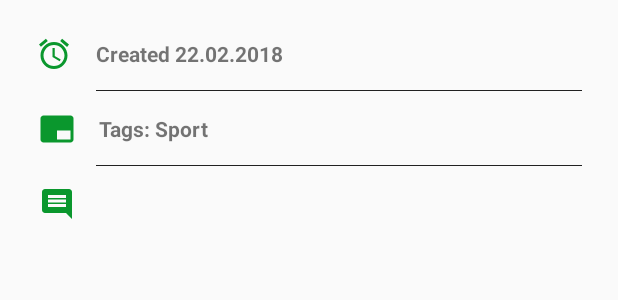
After one commit to b00sti/Notes, an Android app: the layout fragment_note_details.xml on its own in the app's theme, with its tools: preview values and no code run, on a phone screen of 412 x 824 dp. The commit adds this screen. Shown: the top 300 px of the screen. Run offline under Robolectric (Android 15) with nearby library versions, the phone set to English and light mode, and no system bars.

Commit message:
add note details

```diff
--- a/app/build.gradle
+++ b/app/build.gradle
@@ -18,6 +18,9 @@ android {
     }
     dataBinding {
         enabled = true
+    }
+    androidExtensions {
+        experimental = true
     }
     buildTypes {
         release {
--- a/app/src/main/java/com/b00sti/notes/model/Note.kt
+++ b/app/src/main/java/com/b00sti/notes/model/Note.kt
@@ -1,6 +1,10 @@
 package com.b00sti.notes.model
+
+import android.os.Parcelable
+import kotlinx.android.parcel.Parcelize
 
 /**
  * Created by b00sti on 05.06.2018
  */
-data class Note(val name: String, val timestamp: Int, val tag: String)
+@Parcelize
+data class Note(val desc: String, val timestamp: Int, val tag: String) : Parcelable
--- a/app/src/main/java/com/b00sti/notes/ui/details/NoteDetailsFragment.kt
+++ b/app/src/main/java/com/b00sti/notes/ui/details/NoteDetailsFragment.kt
@@ -1,5 +1,45 @@
 package com.b00sti.notes.ui.details
+
+import android.arch.lifecycle.ViewModelProviders
+import android.os.Bundle
+import android.view.View
+import com.b00sti.notes.BR
+import com.b00sti.notes.R
+import com.b00sti.notes.base.BaseFragment
+import com.b00sti.notes.databinding.FragmentNoteDetailsBinding
+import com.b00sti.notes.model.Note
 
 /**
  * Created by b00sti on 05.06.2018
  */
+class NoteDetailsFragment : BaseFragment<FragmentNoteDetailsBinding, NoteDetailsViewModel>(), NoteDetailsNavigator {
+
+    companion object {
+        const val ARG_NOTE = "bundle_note"
+        fun newInstance(note: Note): NoteDetailsFragment {
+            val fragment = NoteDetailsFragment()
+            val bundle = Bundle()
+            bundle.putParcelable(ARG_NOTE, note)
+            fragment.arguments = bundle
+            return fragment//NoteDetailsFragment().apply { arguments?.putParcelable(ARG_NOTE, note) }
+        }
+    }
+
+    override fun getViewModels(): NoteDetailsViewModel = ViewModelProviders.of(this).get(NoteDetailsViewModel::class.java)
+    override fun getBindingVariable(): Int = BR.vm
+    override fun getLayoutId(): Int = R.layout.fragment_note_details
+
+    override fun onViewCreated(view: View, savedInstanceState: Bundle?) {
+        super.onViewCreated(view, savedInstanceState)
+        viewModel.setNavigator(this)
+        initUI()
+    }
+
+    private fun initUI() {
+        val note = arguments?.getParcelable<Note>(ARG_NOTE)
+        note?.let {
+            viewModel.note.set(it)
+        }
+    }
+
+}
--- a/app/src/main/java/com/b00sti/notes/ui/details/NoteDetailsNavigator.kt
+++ b/app/src/main/java/com/b00sti/notes/ui/details/NoteDetailsNavigator.kt
@@ -1,5 +1,8 @@
 package com.b00sti.notes.ui.details
+
+import com.b00sti.notes.base.BaseNavigator
 
 /**
  * Created by b00sti on 05.06.2018
  */
+interface NoteDetailsNavigator : BaseNavigator
--- a/app/src/main/java/com/b00sti/notes/ui/details/NoteDetailsViewModel.kt
+++ b/app/src/main/java/com/b00sti/notes/ui/details/NoteDetailsViewModel.kt
@@ -1,5 +1,13 @@
 package com.b00sti.notes.ui.details
+
+import android.databinding.ObservableField
+import com.b00sti.notes.base.BaseViewModel
+import com.b00sti.notes.model.Note
 
 /**
  * Created by b00sti on 05.06.2018
  */
+class NoteDetailsViewModel : BaseViewModel<NoteDetailsNavigator>() {
+    val note = ObservableField<Note>()
+
+}
--- a/app/src/main/java/com/b00sti/notes/ui/main/MainActivity.kt
+++ b/app/src/main/java/com/b00sti/notes/ui/main/MainActivity.kt
@@ -30,7 +30,7 @@ class MainActivity : BaseActivity<ActivityMainBinding, MainViewModel>(), MainNav
         super.onCreate(savedInstanceState)
         setSupportActionBar(toolbarMain)
         getViewModels().setNavigator(this)
-        pushFragments(NotesFragment.newInstance(), R.id.vgMainPlaceholder, first = true)
+        pushFragments(NotesFragment.newInstance(), R.id.vgMainPlaceholder, first = true, backStack = false)
     }
 
     override fun onCreateOptionsMenu(menu: Menu): Boolean {
--- a/app/src/main/java/com/b00sti/notes/ui/notes/NotesAdapter.kt
+++ b/app/src/main/java/com/b00sti/notes/ui/notes/NotesAdapter.kt
@@ -31,7 +31,7 @@ class NotesAdapter(private val clickListener: (Note) -> Unit) : ListAdapter<Note
 
     inner class NoteViewHolder(itemView: View) : RecyclerView.ViewHolder(itemView) {
         fun bind(note: Note, clickListener: (Note) -> Unit) {
-            itemView.tvDescription.text = "description: " + note.name
+            itemView.tvDescription.text = "description: " + note.desc
             itemView.tvAddingTime.text = "Time: " + note.timestamp
             itemView.tvTags.text = "Tags: " + note.tag
             itemView.setOnClickListener { clickListener(note) }
--- a/app/src/main/java/com/b00sti/notes/ui/notes/NotesFragment.kt
+++ b/app/src/main/java/com/b00sti/notes/ui/notes/NotesFragment.kt
@@ -4,12 +4,13 @@ import android.arch.lifecycle.Observer
 import android.arch.lifecycle.ViewModelProviders
 import android.os.Bundle
 import android.support.v7.widget.LinearLayoutManager
-import android.util.Log
 import android.view.View
 import com.b00sti.notes.BR
 import com.b00sti.notes.R
 import com.b00sti.notes.base.BaseFragment
 import com.b00sti.notes.databinding.FragmentNotesBinding
+import com.b00sti.notes.model.Note
+import com.b00sti.notes.ui.details.NoteDetailsFragment
 import kotlinx.android.synthetic.main.fragment_notes.*
 
 /**
@@ -17,7 +18,7 @@ import kotlinx.android.synthetic.main.fragment_notes.*
  */
 class NotesFragment : BaseFragment<FragmentNotesBinding, NotesViewModel>(), NotesNavigator {
 
-    private val adapter = NotesAdapter({ Log.d("Notes", "Clikced: " + it.name) })
+    private val adapter = NotesAdapter({ goToNoteDetails(it) })
 
     companion object {
         fun newInstance(): NotesFragment {
@@ -42,4 +43,7 @@ class NotesFragment : BaseFragment<FragmentNotesBinding, NotesViewModel>(), Note
         viewModel.refresh()
     }
 
+    private fun goToNoteDetails(note: Note) {
+        getBase()?.pushFragments(NoteDetailsFragment.newInstance(note), R.id.vgMainPlaceholder)
+    }
 }
--- /dev/null
+++ b/app/src/main/res/drawable/ic_alarm_24dp.xml
@@ -0,0 +1,10 @@
+<vector xmlns:android="http://schemas.android.com/apk/res/android"
+        android:width="24dp"
+        android:height="24dp"
+        android:tint="#0A972D"
+        android:viewportHeight="24.0"
+        android:viewportWidth="24.0">
+    <path
+        android:fillColor="#FF000000"
+        android:pathData="M22,5.72l-4.6,-3.86 -1.29,1.53 4.6,3.86L22,5.72zM7.88,3.39L6.6,1.86 2,5.71l1.29,1.53 4.59,-3.85zM12.5,8L11,8v6l4.75,2.85 0.75,-1.23 -4,-2.37L12.5,8zM12,4c-4.97,0 -9,4.03 -9,9s4.02,9 9,9c4.97,0 9,-4.03 9,-9s-4.03,-9 -9,-9zM12,20c-3.87,0 -7,-3.13 -7,-7s3.13,-7 7,-7 7,3.13 7,7 -3.13,7 -7,7z"/>
+</vector>
--- /dev/null
+++ b/app/src/main/res/drawable/ic_comment_24dp.xml
@@ -0,0 +1,10 @@
+<vector xmlns:android="http://schemas.android.com/apk/res/android"
+        android:width="24dp"
+        android:height="24dp"
+        android:tint="#0A972D"
+        android:viewportHeight="24.0"
+        android:viewportWidth="24.0">
+    <path
+        android:fillColor="#FF000000"
+        android:pathData="M20,2L4,2c-1.1,0 -2,0.9 -2,2v12c0,1.1 0.9,2 2,2h14l4,4L22,4c0,-1.1 -0.9,-2 -2,-2zM18,14L6,14v-2h12v2zM18,11L6,11L6,9h12v2zM18,8L6,8L6,6h12v2z"/>
+</vector>
--- /dev/null
+++ b/app/src/main/res/drawable/ic_tags_24dp.xml
@@ -0,0 +1,10 @@
+<vector xmlns:android="http://schemas.android.com/apk/res/android"
+        android:width="24dp"
+        android:height="24dp"
+        android:tint="#0A972D"
+        android:viewportHeight="24.0"
+        android:viewportWidth="24.0">
+    <path
+        android:fillColor="#FF000000"
+        android:pathData="M21,3L3,3c-1.1,0 -2,0.9 -2,2v14c0,1.1 0.9,2 2,2h18c1.1,0 2,-0.9 2,-2L23,5c0,-1.1 -0.9,-2 -2,-2zM21,19h-9v-6h9v6z"/>
+</vector>
--- /dev/null
+++ b/app/src/main/res/layout/fragment_note_details.xml
@@ -0,0 +1,84 @@
+<layout xmlns:android="http://schemas.android.com/apk/res/android"
+        xmlns:app="http://schemas.android.com/apk/res-auto"
+        xmlns:tools="http://schemas.android.com/tools">
+
+    <data>
+
+        <import type="android.view.View"/>
+
+        <variable
+            name="vm"
+            type="com.b00sti.notes.ui.details.NoteDetailsViewModel"/>
+    </data>
+
+    <ScrollView
+        android:layout_width="match_parent"
+        android:layout_height="match_parent">
+
+        <android.support.constraint.ConstraintLayout
+            android:layout_width="match_parent"
+            android:layout_height="match_parent">
+
+            <android.support.v7.widget.AppCompatTextView
+                android:id="@+id/tvCreationData"
+                android:layout_width="match_parent"
+                android:layout_height="wrap_content"
+                android:layout_margin="24dp"
+                android:drawablePadding="16dp"
+                android:drawableStart="@drawable/ic_alarm_24dp"
+                android:gravity="center_vertical"
+                android:text="@{`` + vm.note.timestamp}"
+                android:textStyle="bold"
+                app:layout_constraintBottom_toTopOf="@+id/tvTags"
+                app:layout_constraintTop_toTopOf="parent"
+                tools:text="Created 22.02.2018"/>
+
+            <View
+                android:layout_width="match_parent"
+                android:layout_height="1px"
+                android:layout_marginEnd="24dp"
+                android:layout_marginStart="64dp"
+                android:layout_marginTop="12dp"
+                android:background="@color/colorPrimaryText"
+                app:layout_constraintTop_toBottomOf="@+id/tvCreationData"/>
+
+            <android.support.v7.widget.AppCompatTextView
+                android:id="@+id/tvTags"
+                android:layout_width="match_parent"
+                android:layout_height="wrap_content"
+                android:layout_margin="26dp"
+                android:drawablePadding="16dp"
+                android:drawableStart="@drawable/ic_tags_24dp"
+                android:gravity="center_vertical"
+                android:text="@{vm.note.tag}"
+                android:textStyle="bold"
+                app:layout_constraintTop_toBottomOf="@+id/tvCreationData"
+                tools:text="Tags: Sport"/>
+
+            <View
+                android:layout_width="match_parent"
+                android:layout_height="1px"
+                android:layout_marginEnd="24dp"
+                android:layout_marginStart="64dp"
+                android:layout_marginTop="12dp"
+                android:background="@color/colorPrimaryText"
+                app:layout_constraintTop_toBottomOf="@+id/tvTags"/>
+
+            <android.support.v7.widget.AppCompatTextView
+                android:id="@+id/tvNoteText"
+                android:layout_width="match_parent"
+                android:layout_height="wrap_content"
+                android:layout_margin="26dp"
+                android:drawablePadding="16dp"
+                android:drawableStart="@drawable/ic_comment_24dp"
+                android:gravity="center_vertical"
+                android:text="@{vm.note.desc}"
+                android:textStyle="bold"
+                app:layout_constraintTop_toBottomOf="@+id/tvTags"
+                tools:text="@tools:sample/lorem/random"/>
+
+        </android.support.constraint.ConstraintLayout>
+
+    </ScrollView>
+
+</layout>
```
